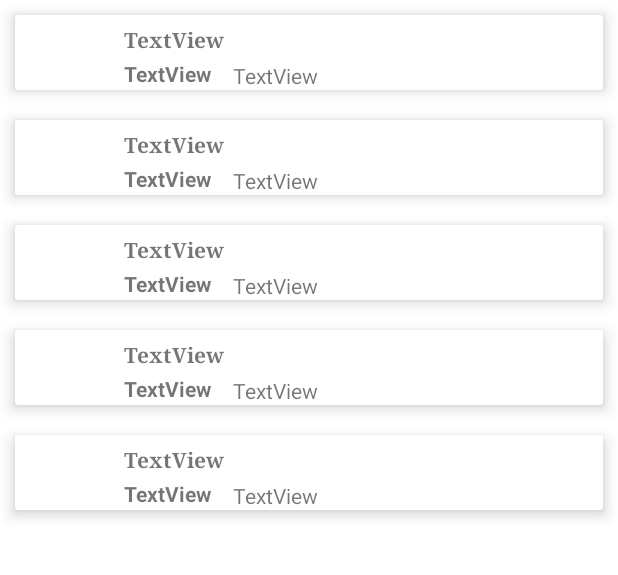
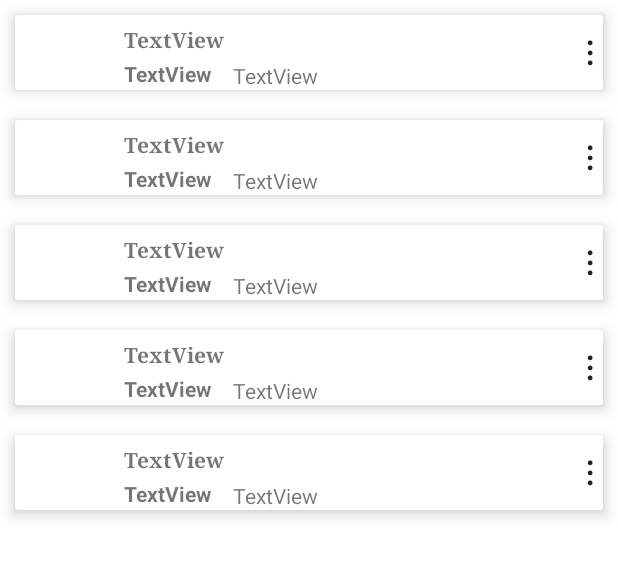
Before and after one commit to GEORGECHZ/App_Kotlin_Alumno, an Android app: the layout activity_main.xml on its own in the app's theme, with its tools: preview values and no code run, on a phone screen of 412 x 824 dp. Shown: the top 575 px of the screen. Run offline under Robolectric (Android 15) with nearby library versions, the phone set to English and light mode, and no system bars.

```diff
--- a/app/src/main/res/layout/activity_main_nuevo.xml
+++ b/app/src/main/res/layout/activity_main_nuevo.xml
@@ -85,7 +85,7 @@
         android:layout_width="148dp"
         android:layout_height="65dp"
         android:layout_marginTop="100dp"
-        android:text="Agregar"
+        android:text="Guardar"
         android:textSize="20sp"
         app:layout_constraintEnd_toEndOf="parent"
         app:layout_constraintStart_toStartOf="parent"
--- a/app/src/main/res/layout/card_view_design.xml
+++ b/app/src/main/res/layout/card_view_design.xml
@@ -54,6 +54,29 @@
             android:layout_toEndOf="@+id/textView2"
             android:text="TextView" />
 
+        <LinearLayout
+            android:layout_width="wrap_content"
+            android:layout_height="wrap_content"
+            android:orientation="horizontal"
+            android:padding="0dp">
+
+        </LinearLayout>
+
+        <TextView
+            android:id="@+id/textViewOptions"
+            android:layout_width="wrap_content"
+            android:layout_height="60dp"
+            android:layout_alignParentEnd="true"
+            android:layout_alignParentBottom="true"
+            android:layout_marginEnd="0dp"
+            android:layout_marginBottom="0dp"
+            android:gravity="center"
+            android:text=" ⋮ "
+            android:textAppearance="?android:textAppearanceLarge"
+            android:textStyle="bold"
+            app:layout_constraintRight_toRightOf="parent"
+            app:layout_constraintTop_toTopOf="parent" />
+
     </RelativeLayout>
 
 </androidx.cardview.widget.CardView>
```
Also changed, not shown: app/src/main/java/com/example/examlistaalumnos/CustomAdapter.kt (+33 -11 lines), app/src/main/java/com/example/examlistaalumnos/MainActivity.kt (+69 -24 lines), app/src/main/res/menu/options_menu.xml (added, +14 -0 lines).
